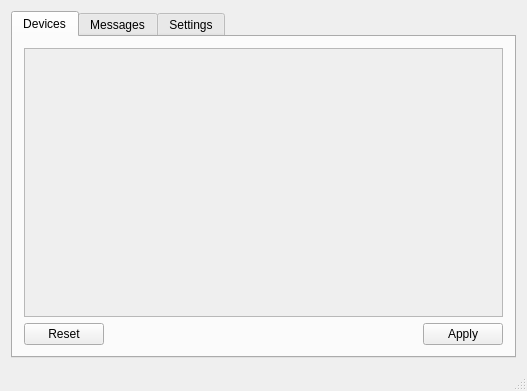
Old version of the form src/GUI.Qt5/MainWindow.ui in the repository USBGuard/usbguard.
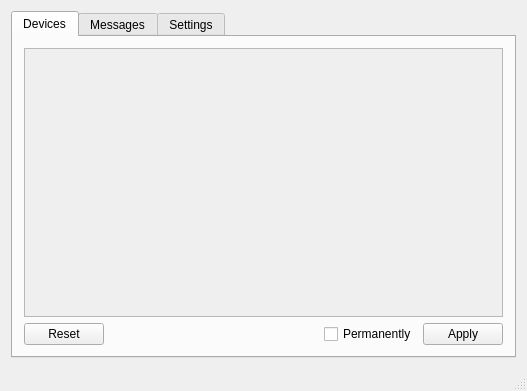
New version of the form.

Commit message:
Qt Applet improvements
Added back the "permanent apply" checkbox to the device tab.

What changed in the file:
```diff
--- a/src/GUI.Qt5/MainWindow.ui
+++ b/src/GUI.Qt5/MainWindow.ui
@@ -48,7 +48,7 @@
           </property>
          </spacer>
         </item>
-        <item row="1" column="2">
+        <item row="1" column="3">
          <widget class="QPushButton" name="apply_button">
           <property name="enabled">
            <bool>true</bool>
@@ -61,7 +61,7 @@
           </property>
          </widget>
         </item>
-        <item row="0" column="0" colspan="3">
+        <item row="0" column="0" colspan="4">
          <widget class="QTreeView" name="device_view">
           <property name="enabled">
            <bool>false</bool>
@@ -112,6 +112,13 @@
           </attribute>
          </widget>
         </item>
+        <item row="1" column="2">
+         <widget class="QCheckBox" name="permanent_checkbox">
+          <property name="text">
+           <string>Permanently</string>
+          </property>
+         </widget>
+        </item>
        </layout>
       </widget>
       <widget class="QWidget" name="message_tab">
```
The commit also changes 1 other file.
